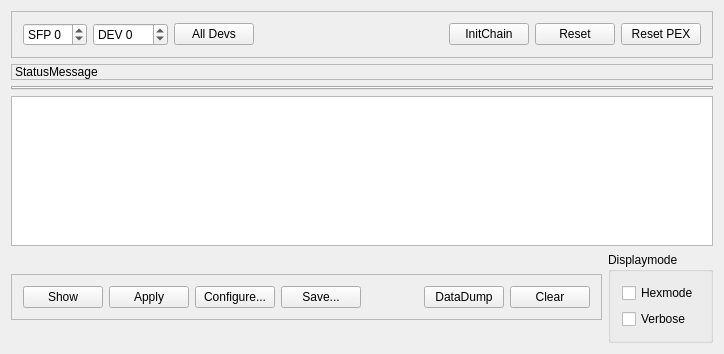
gsi-ee/drivers, file mbspex/gui/qt/nyxor/NyxorGui.ui: the form before one commit.
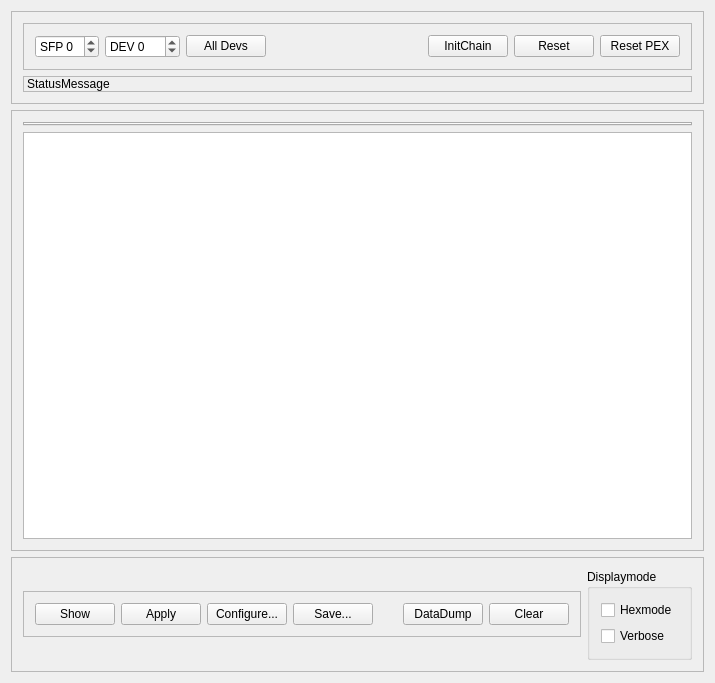
The form after the commit.

Commit message: mbspex - nyxor GUI: changed fixed layouts to scrollareas to ease work on small displays

What changed in the file:
```diff
--- a/mbspex/gui/qt/nyxor/NyxorGui.ui
+++ b/mbspex/gui/qt/nyxor/NyxorGui.ui
@@ -6,15 +6,34 @@
    <rect>
     <x>0</x>
     <y>0</y>
-    <width>724</width>
-    <height>342</height>
+    <width>715</width>
+    <height>683</height>
    </rect>
   </property>
   <property name="windowTitle">
    <string>NYXOR GUI</string>
   </property>
-  <layout class="QGridLayout" name="gridLayout">
+  <layout class="QGridLayout" name="gridLayout_3">
    <item row="0" column="0">
+    <widget class="QScrollArea" name="scrollArea_3">
+     <property name="sizePolicy">
+      <sizepolicy hsizetype="Expanding" vsizetype="Preferred">
+       <horstretch>0</horstretch>
+       <verstretch>0</verstretch>
+      </sizepolicy>
+     </property>
+     <property name="widgetResizable">
+      <bool>true</bool>
+     </property>
+     <widget class="QWidget" name="scrollAreaWidgetContents_3">
+      <property name="geometry">
+       <rect>
+        <x>0</x>
+        <y>0</y>
+        <width>693</width>
+        <height>88</height>
+       </rect>
+      </property>
     <layout class="QVBoxLayout" name="verticalLayout">
      <item>
       <widget class="QFrame" name="configureframe">
@@ -173,10 +192,25 @@
       </widget>
      </item>
     </layout>
+     </widget>
+    </widget>
    </item>
    <item row="1" column="0">
-    <layout class="QVBoxLayout" name="verticalLayout_2">
-     <item>
+    <widget class="QScrollArea" name="scrollArea">
+     <property name="widgetResizable">
+      <bool>true</bool>
+     </property>
+     <widget class="QWidget" name="scrollAreaWidgetContents">
+      <property name="geometry">
+       <rect>
+        <x>0</x>
+        <y>0</y>
+        <width>693</width>
+        <height>455</height>
+       </rect>
+      </property>
+      <layout class="QGridLayout" name="gridLayout">
+       <item row="0" column="0">
       <widget class="QTabWidget" name="Nxyter_tabWidget">
        <property name="sizePolicy">
         <sizepolicy hsizetype="Expanding" vsizetype="Preferred">
@@ -189,7 +223,7 @@
        </property>
       </widget>
      </item>
-     <item>
+       <item row="1" column="0">
       <widget class="QPlainTextEdit" name="TextOutput">
        <property name="sizePolicy">
         <sizepolicy hsizetype="Expanding" vsizetype="Preferred">
@@ -214,10 +248,31 @@
       </widget>
      </item>
     </layout>
+     </widget>
+    </widget>
    </item>
    <item row="2" column="0">
-    <layout class="QHBoxLayout" name="horizontalLayout_2">
-     <item>
+    <widget class="QScrollArea" name="scrollArea_2">
+     <property name="sizePolicy">
+      <sizepolicy hsizetype="Expanding" vsizetype="Preferred">
+       <horstretch>0</horstretch>
+       <verstretch>0</verstretch>
+      </sizepolicy>
+     </property>
+     <property name="widgetResizable">
+      <bool>true</bool>
+     </property>
+     <widget class="QWidget" name="scrollAreaWidgetContents_2">
+      <property name="geometry">
+       <rect>
+        <x>0</x>
+        <y>0</y>
+        <width>693</width>
+        <height>98</height>
+       </rect>
+      </property>
+      <layout class="QGridLayout" name="gridLayout_2">
+       <item row="0" column="0">
       <widget class="QFrame" name="controlframe">
        <property name="sizePolicy">
         <sizepolicy hsizetype="Preferred" vsizetype="Fixed">
@@ -312,7 +367,7 @@
        </layout>
       </widget>
      </item>
-     <item>
+       <item row="0" column="1">
       <widget class="QGroupBox" name="ModesgroupBox">
        <property name="sizePolicy">
         <sizepolicy hsizetype="Preferred" vsizetype="Fixed">
@@ -348,6 +403,8 @@
       </widget>
      </item>
     </layout>
+     </widget>
+    </widget>
    </item>
   </layout>
  </widget>
```
Lines whose indentation alone changed are shown as unchanged. The commit also changes 1 other file.
